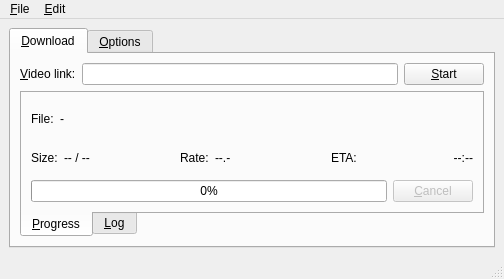
Above: rc/mainwnd.ui from guendto/abby before the change. Below: the same form after it.
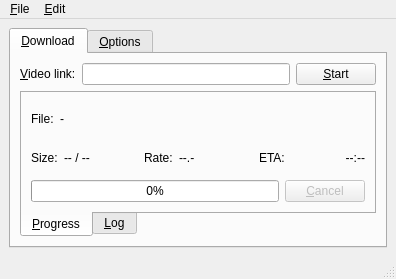
That is the form after the change.

Commit message: Tweaked default window sizes.

Patch:
```diff
--- a/rc/mainwnd.ui
+++ b/rc/mainwnd.ui
@@ -6,7 +6,7 @@
    <rect>
     <x>0</x>
     <y>0</y>
-    <width>504</width>
+    <width>396</width>
     <height>279</height>
    </rect>
   </property>
@@ -470,7 +470,7 @@
     <rect>
      <x>0</x>
      <y>0</y>
-     <width>504</width>
+     <width>396</width>
      <height>25</height>
     </rect>
    </property>
```
Left out of the diff: 1 changed line with no effect on the pictures. The commit also changes 1 other file.
